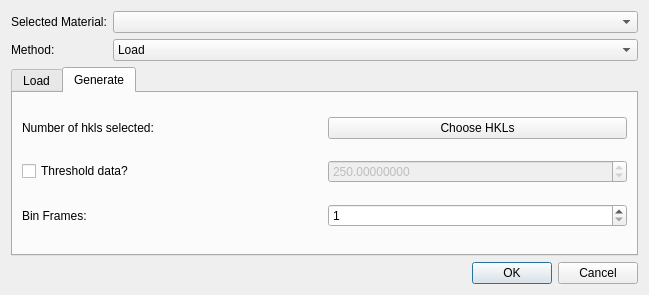
Old version of the form hexrd/ui/resources/ui/ome_maps_select_dialog.ui in the repository HEXRD/hexrdgui.
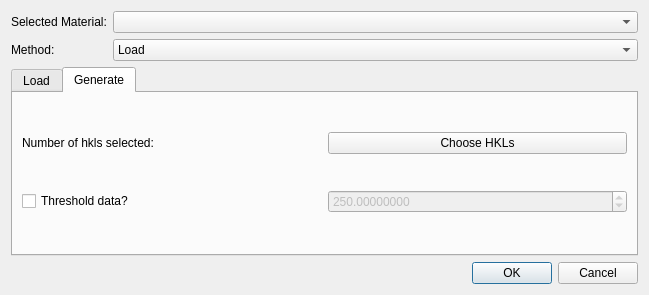
New version of the form. The open tabs and pages were chosen to show the change. Custom widgets are drawn as their Qt base class.

Commit message:
Remove bin_frames option for eta omega maps
This doesn't actually do anything right now. We should remove it
until we decide to add it back into HEXRD.

```diff
--- a/hexrd/ui/resources/ui/ome_maps_select_dialog.ui
+++ b/hexrd/ui/resources/ui/ome_maps_select_dialog.ui
@@ -51,13 +51,6 @@
        <string>Generate</string>
       </attribute>
       <layout class="QGridLayout" name="gridLayout">
-       <item row="5" column="0">
-        <widget class="QLabel" name="bin_frames_label">
-         <property name="text">
-          <string>Bin Frames:</string>
-         </property>
-        </widget>
-       </item>
        <item row="3" column="0">
         <widget class="QCheckBox" name="apply_threshold">
          <property name="text">
@@ -81,16 +74,6 @@
          </property>
         </widget>
        </item>
-       <item row="5" column="1">
-        <widget class="QSpinBox" name="bin_frames">
-         <property name="minimum">
-          <number>1</number>
-         </property>
-         <property name="maximum">
-          <number>1000</number>
-         </property>
-        </widget>
-       </item>
        <item row="1" column="0">
         <widget class="QLabel" name="num_hkls_selected">
          <property name="text">
```
Left out of the diff: 1 changed line with no effect on the pictures. The commit also changes 1 other file.
